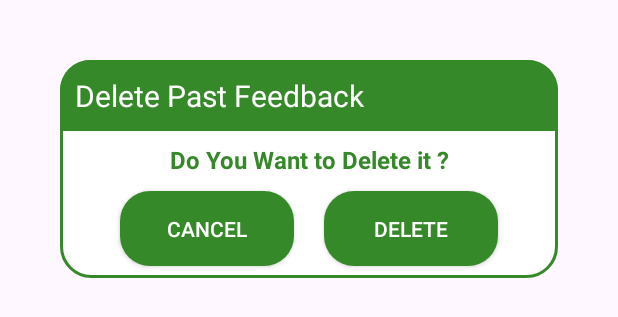
After one commit to Tharmika-Sivakumar/CropMate25, an Android app: the layout delete_feedback_confirm.xml on its own in the app's theme, with its tools: preview values and no code run, on a phone screen of 412 x 824 dp. The commit adds this screen. Shown: the top 317 px of the screen. Run offline under Robolectric (Android 15) with nearby library versions, the phone set to English and light mode, and no system bars.

Commit message:
Feature Updated
Feedback can now delete your past feedback

```diff
--- a/app/src/main/java/com/example/cropmate25/FeedbackActivity.java
+++ b/app/src/main/java/com/example/cropmate25/FeedbackActivity.java
@@ -48,7 +48,7 @@ public class FeedbackActivity extends AppCompatActivity {
         recyclerView = findViewById(R.id.RecyclerView);
 
         feedbackList = new ArrayList<>();
-        feedbackAdapter = new FeedbackAdapter(feedbackList);
+        feedbackAdapter = new FeedbackAdapter(this,feedbackList);
         recyclerView.setLayoutManager(new LinearLayoutManager(this));
         recyclerView.setAdapter(feedbackAdapter);
         fetchFeedbackData();
@@ -118,8 +118,6 @@ public class FeedbackActivity extends AppCompatActivity {
                 });
     }
 
-
-
     private void fetchFeedbackData() {
         database.collection("Feedback")
                 .document(UserData.getId())
--- /dev/null
+++ b/app/src/main/res/layout/delete_feedback_confirm.xml
@@ -0,0 +1,95 @@
+<?xml version="1.0" encoding="utf-8"?>
+<androidx.constraintlayout.widget.ConstraintLayout xmlns:android="http://schemas.android.com/apk/res/android"
+    xmlns:app="http://schemas.android.com/apk/res-auto"
+    xmlns:tools="http://schemas.android.com/tools"
+    android:id="@+id/main"
+    android:layout_width="match_parent"
+    android:layout_height="match_parent"
+    android:layout_margin="20dp"
+    android:padding="20dp">
+
+
+    <androidx.constraintlayout.widget.ConstraintLayout
+        android:layout_width="match_parent"
+        android:layout_height="wrap_content"
+        android:id="@+id/dialogBox"
+        app:layout_constraintTop_toTopOf="parent"
+        android:background="@drawable/white_box">
+
+        <TextView
+            android:layout_width="match_parent"
+            android:layout_height="wrap_content"
+            android:id="@+id/forgotTitle"
+            android:text="Delete Past Feedback"
+            android:padding="10dp"
+            android:textSize="20sp"
+            android:background="@drawable/darkgreen_round"
+            android:textColor="@color/white"
+            android:drawablePadding="8dp"
+            app:layout_constraintTop_toTopOf="parent"
+            tools:ignore="HardcodedText" />
+
+        <TextView
+            android:id="@+id/desc"
+            android:layout_width="match_parent"
+            android:layout_height="wrap_content"
+            android:layout_marginTop="8dp"
+            android:text="Do You Want to Delete it ?"
+            android:textColor="@color/dark_green"
+            android:textStyle="bold"
+            android:textAlignment="center"
+            android:textSize="16sp"
+            app:layout_constraintBottom_toBottomOf="parent"
+            app:layout_constraintBottom_toTopOf="@+id/btnCancel"
+            app:layout_constraintTop_toBottomOf="@+id/forgotTitle"
+            tools:ignore="HardcodedText"
+            tools:layout_editor_absoluteX="20dp" />
+
+
+
+
+        <androidx.appcompat.widget.AppCompatButton
+            android:layout_width="0dp"
+            android:layout_height="50dp"
+            android:id="@+id/btnCancel"
+            android:layout_marginStart="40dp"
+            android:layout_marginEnd="10dp"
+            android:layout_marginLeft="40dp"
+            android:layout_marginRight="10dp"
+            android:textColor="@color/white"
+            android:textSize="14sp"
+            android:layout_marginBottom="8dp"
+            android:layout_marginTop="10dp"
+            app:layout_constraintStart_toStartOf="parent"
+            app:layout_constraintBottom_toBottomOf="@+id/dialogBox"
+            app:layout_constraintTop_toBottomOf="@+id/desc"
+            app:layout_constraintEnd_toStartOf="@+id/delete"
+            android:background="@drawable/bgcolor"
+            android:text="Cancel"
+            tools:ignore="HardcodedText,RtlHardcoded" />
+
+
+        <androidx.appcompat.widget.AppCompatButton
+            android:layout_width="0dp"
+            android:layout_height="50dp"
+            android:id="@+id/delete"
+            android:background="@drawable/bgcolor"
+            android:layout_marginStart="10dp"
+            android:layout_marginBottom="8dp"
+            android:layout_marginTop="10dp"
+            android:layout_marginEnd="40dp"
+            android:text="Delete"
+            android:textColor="@color/white"
+            android:textSize="14sp"
+            app:layout_constraintEnd_toEndOf="parent"
+            app:layout_constraintBottom_toBottomOf="@+id/dialogBox"
+            app:layout_constraintStart_toEndOf="@id/btnCancel"
+            android:layout_marginLeft="10dp"
+            android:layout_marginRight="40dp"
+            tools:ignore="HardcodedText,RtlHardcoded" />
+
+
+    </androidx.constraintlayout.widget.ConstraintLayout>
+
+
+</androidx.constraintlayout.widget.ConstraintLayout>
```
Also changed, not shown: app/src/main/java/com/example/cropmate25/FeedbackAdapter.java (+65 -1 lines).
